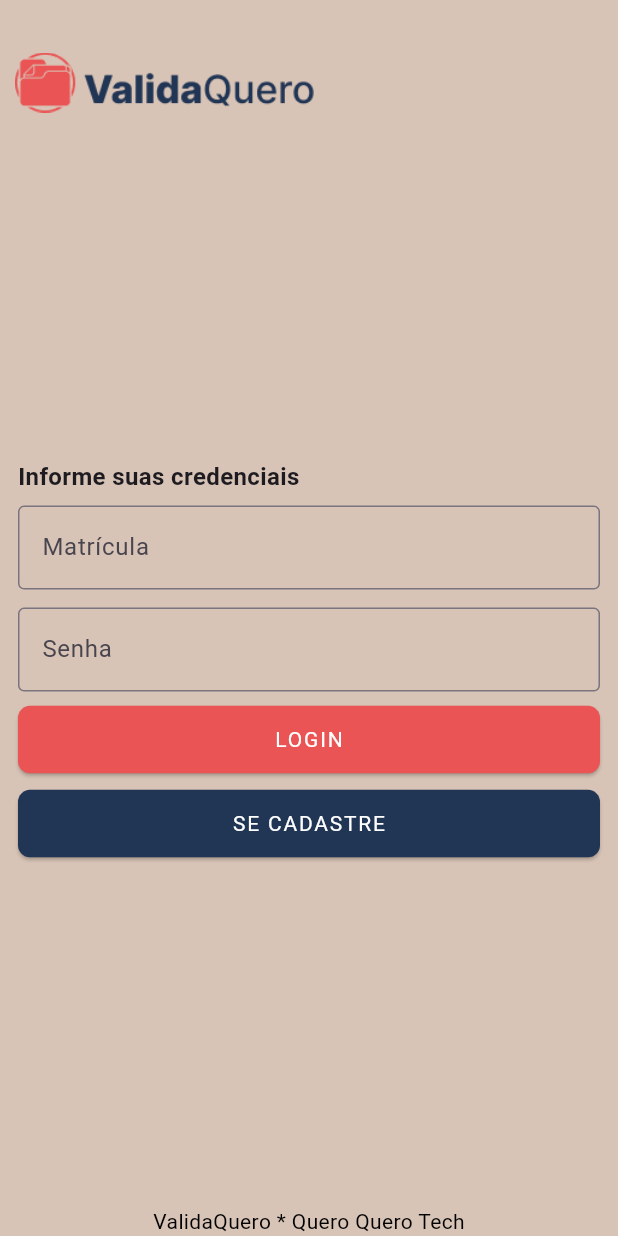
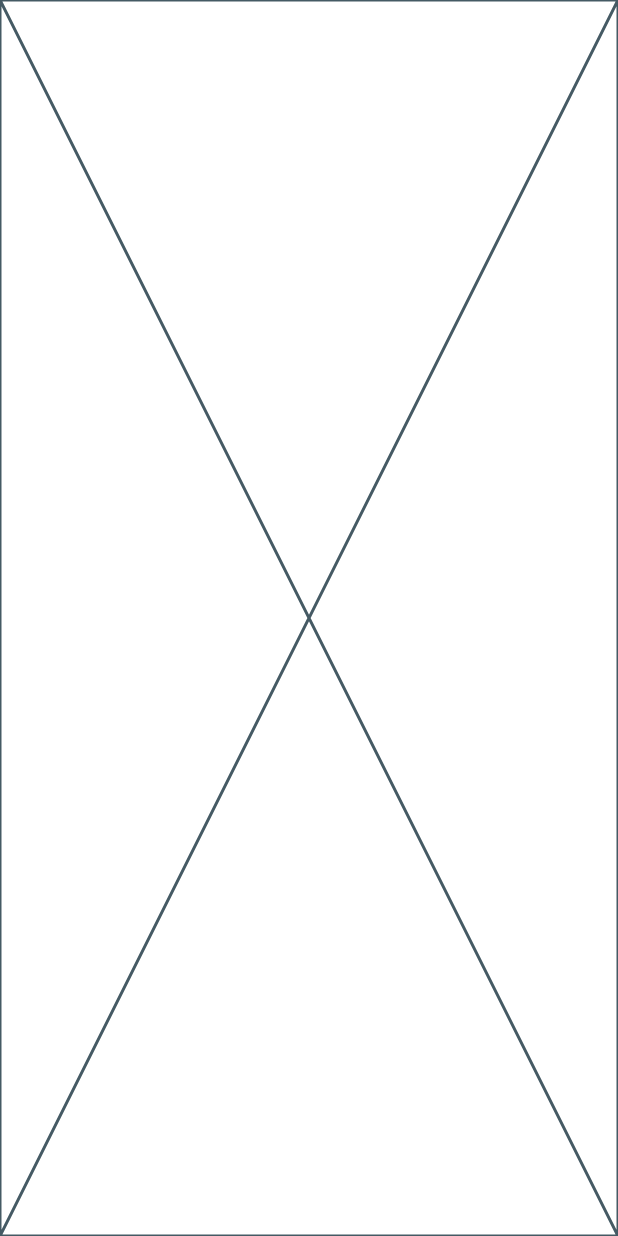
Before and after one commit to vxfontes/projetoValidaQuero, a Flutter app: the screen it shows after launch, after a tap on "LOGIN", on a phone screen of 412 x 824 dp. Run offline on Flutter 3.47's test engine with Material 3 defaults, Android fonts, the phone set to English and light mode, and no system bars.

Commit message:
feat: adição da tela inicial

```diff
--- a/lib/main.dart
+++ b/lib/main.dart
@@ -1,5 +1,6 @@
 import 'package:flutter/material.dart';
 import 'package:validaquero/screens/cadastro.dart';
+import 'package:validaquero/screens/initial_screen.dart';
 import 'package:validaquero/screens/login.dart';
 import 'package:validaquero/themes/main_theme.dart';
 
@@ -19,6 +20,7 @@ class MyApp extends StatelessWidget {
       routes: {
         "/login": (context) => const Login(),
         "/cadastro": (context) => Cadastro(),
+        "/home": (context) => const InitialScreen(),
       },
     );
   }
--- a/lib/screens/cadastro.dart
+++ b/lib/screens/cadastro.dart
@@ -13,6 +13,10 @@ class Cadastro extends StatelessWidget {
 
   void login(BuildContext context) {
     Navigator.pushNamed(context, '/login');
+  }
+
+  void home(BuildContext context) {
+    Navigator.pushNamed(context, '/home');
   }
 
   @override
@@ -116,7 +120,7 @@ class Cadastro extends StatelessWidget {
                     color: ThemeColors.secondaryColor,
                     text: 'Cadastrar',
                     function: () {
-                      print('teste');
+                      home(context);
                     },
                   ),
                   ColorButton(
--- /dev/null
+++ b/lib/screens/initial_screen.dart
@@ -0,0 +1,10 @@
+import 'package:flutter/material.dart';
+
+class InitialScreen extends StatelessWidget {
+  const InitialScreen({super.key});
+
+  @override
+  Widget build(BuildContext context) {
+    return const Placeholder();
+  }
+}
--- a/lib/screens/login.dart
+++ b/lib/screens/login.dart
@@ -8,6 +8,10 @@ class Login extends StatelessWidget {
 
   void cadastro(BuildContext context) {
     Navigator.pushNamed(context, '/cadastro');
+  }
+
+  void home(BuildContext context) {
+    Navigator.pushNamed(context, '/home');
   }
 
   @override
@@ -63,7 +67,7 @@ class Login extends StatelessWidget {
                   color: ThemeColors.secondaryColor,
                   text: 'login',
                   function: () {
-                    print('teste');
+                    home(context);
                   },
                 ),
                 ColorButton(
```
